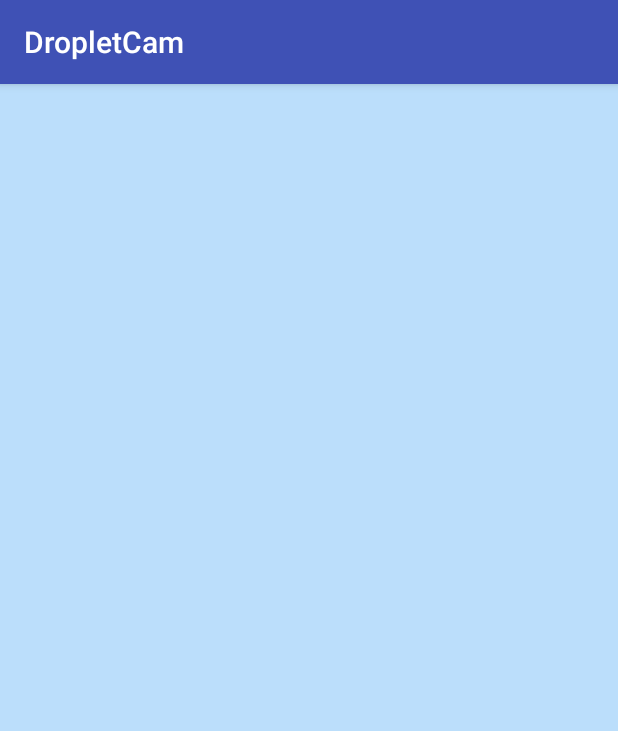
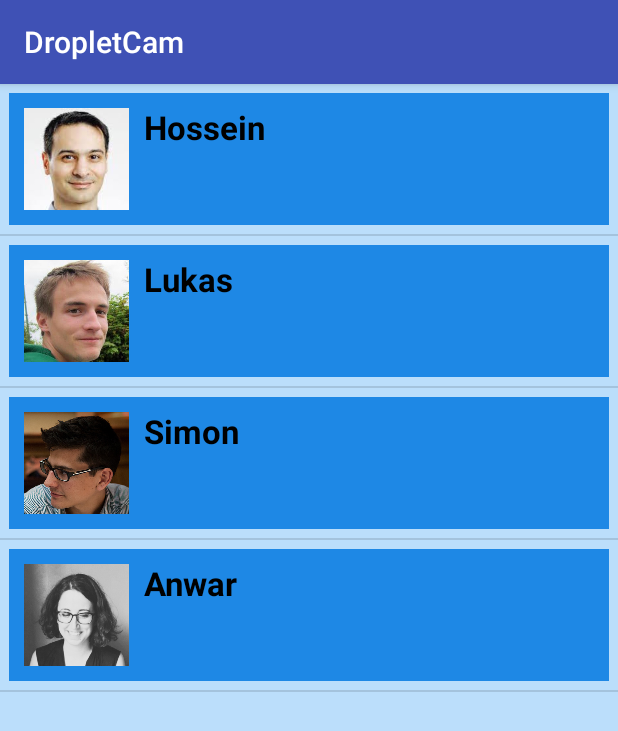
Before and after one commit to dropletchain/droplet-engine, an Android app: the screen it shows after launch (CamsActivity before the commit, DemoSelectActivity after it), on a phone screen of 412 x 824 dp. Shown: the top 731 px of the screen. Run offline under Robolectric (Android 15) with nearby library versions, the phone set to English and light mode, and no system bars; libraries missing offline, so code that uses them is left out: org.bitcoinj.core, org.bitcoinj.params, org.bitcoinj.store; 1 statement that could not run was skipped.

Commit message:
web cam app demo user login

```diff
--- a/talosblockchainj/DropletCam/app/src/main/AndroidManifest.xml
+++ b/talosblockchainj/DropletCam/app/src/main/AndroidManifest.xml
@@ -15,16 +15,20 @@
             android:name=".WebCam"
             android:screenOrientation="portrait" />
         <activity
-            android:name=".LoadingBlockchainActivity"
-            android:screenOrientation="portrait" />
-        <activity android:name=".CamsActivity"
-            android:screenOrientation="portrait">
+            android:name=".DemoSelectActivity"
+            android:screenOrientation="portrait" >
             <intent-filter>
                 <action android:name="android.intent.action.MAIN" />
 
                 <category android:name="android.intent.category.LAUNCHER" />
             </intent-filter>
         </activity>
+        <activity
+            android:name=".LoadingBlockchainActivity"
+            android:screenOrientation="portrait" />
+        <activity
+            android:name=".CamsActivity"
+            android:screenOrientation="portrait" />
     </application>
 
 </manifest>
--- a/talosblockchainj/DropletCam/app/src/main/java/ch/ethz/dropletcam/CamsActivity.java
+++ b/talosblockchainj/DropletCam/app/src/main/java/ch/ethz/dropletcam/CamsActivity.java
@@ -42,10 +42,9 @@ public class CamsActivity extends AppCompatActivity {
     protected void onCreate(Bundle savedInstanceState) {
         super.onCreate(savedInstanceState);
         setContentView(R.layout.activity_cams);
-
-        DemoDataLoader loader = new DemoDataLoader(this);
-        List<DemoUser> users = loader.loadDemoUsers();
-        user = users.get(0);
+        Intent creator = getIntent();
+        String userData = creator.getExtras().getString(ActivitiesUtil.DEMO_USER_KEY);
+        user = DemoUser.fromString(userData);
 
         camList = (ListView) findViewById(R.id.camsList);
 
--- /dev/null
+++ b/talosblockchainj/DropletCam/app/src/main/java/ch/ethz/dropletcam/DemoSelectActivity.java
@@ -0,0 +1,94 @@
+package ch.ethz.dropletcam;
+
+import android.content.Context;
+import android.content.Intent;
+import android.graphics.Color;
+import android.os.Bundle;
+import android.support.v7.app.AppCompatActivity;
+import android.view.LayoutInflater;
+import android.view.View;
+import android.view.ViewGroup;
+import android.widget.AdapterView;
+import android.widget.ArrayAdapter;
+import android.widget.ImageView;
+import android.widget.LinearLayout;
+import android.widget.ListView;
+import android.widget.RelativeLayout;
+import android.widget.TextView;
+
+import java.util.ArrayList;
+
+import ch.ethz.dropletcam.util.DemoDataLoader;
+import ch.ethz.dropletcam.util.DemoUser;
+
+
+public class DemoSelectActivity extends AppCompatActivity {
+
+    ListView demoView;
+    ArrayList<DemoUser> users = new ArrayList<>();
+
+    @Override
+    protected void onCreate(Bundle savedInstanceState) {
+        super.onCreate(savedInstanceState);
+        setContentView(R.layout.activity_demo_select);
+        demoView = (ListView) findViewById(R.id.userSelectView);
+        demoView.setOnItemClickListener(new AdapterView.OnItemClickListener() {
+            @Override
+            public void onItemClick(AdapterView<?> parent, View view,
+                                    int position, long id) {
+                if (!users.isEmpty()) {
+                    Intent intent = new Intent(getApplicationContext(), CamsActivity.class);
+                    intent.putExtra(ActivitiesUtil.DEMO_USER_KEY, users.get(position).toString());
+                    startActivity(intent);
+                }
+
+            }
+        });
+        DemoDataLoader loader = new DemoDataLoader(this.getApplicationContext());
+        users = loader.loadDemoUsers();
+        demoView.setAdapter(new DemoUserListAdapter(this, users, loader));
+
+    }
+
+
+    public static class DemoUserListAdapter extends ArrayAdapter<DemoUser> {
+
+        private ArrayList<DemoUser> items;
+        private DemoDataLoader loader;
+
+        public DemoUserListAdapter(Context context, ArrayList<DemoUser> items, DemoDataLoader loader) {
+            super(context, R.layout.list_demo_users_layout, items);
+            this.items = items;
+            this.loader = loader;
+        }
+
+        @Override
+        public View getView(int position, View convertView, ViewGroup parent) {
+            DemoUser item = items.get(position);
+            if (convertView == null) {
+                convertView = LayoutInflater.from(getContext()).inflate(R.layout.list_demo_users_layout, parent, false);
+            }
+            TextView demoUserNameView = (TextView) convertView.findViewById(R.id.demoUserName);
+            TextView demoUseAddressView = (TextView) convertView.findViewById(R.id.demoUserAddress);
+
+            int imgId = this.loader.getImgResourceForUser(item);
+            imgId = imgId == 0 ? R.mipmap.ic_launcher : imgId;
+            ImageView imgView = (ImageView) convertView.findViewById(R.id.personimage);
+            RelativeLayout layout = (RelativeLayout) convertView.findViewById(R.id.demoUserrelLayoutList);
+            LinearLayout linearLayout = (LinearLayout) convertView.findViewById(R.id.demoUserlinlay);
+
+            layout.setBackgroundColor(getContext().getResources().getColor(R.color.lightBG));
+            linearLayout.setBackgroundColor(getContext().getResources().getColor(R.color.heavierBG));
+
+
+            demoUserNameView.setText(item.getName());
+            demoUseAddressView.setText(loader.getAddressForUser(item));
+            demoUseAddressView.setTextColor(Color.BLACK);
+            demoUserNameView.setTextColor(Color.BLACK);
+            imgView.setBackgroundResource(imgId);
+
+            return convertView;
+        }
+    }
+
+}
--- /dev/null
+++ b/talosblockchainj/DropletCam/app/src/main/res/layout/activity_demo_select.xml
@@ -0,0 +1,23 @@
+<?xml version="1.0" encoding="utf-8"?>
+<RelativeLayout xmlns:android="http://schemas.android.com/apk/res/android"
+    xmlns:tools="http://schemas.android.com/tools"
+    android:layout_width="match_parent"
+    android:layout_height="match_parent"
+    tools:context="ch.ethz.dropletcam.DemoSelectActivity"
+    android:background="@color/lightBG">
+
+    <LinearLayout
+        android:orientation="vertical"
+        android:layout_width="match_parent"
+        android:layout_height="match_parent">
+
+        <ListView
+            android:layout_width="wrap_content"
+            android:layout_height="match_parent"
+            android:id="@+id/userSelectView"
+            android:layout_alignParentTop="true"
+            android:layout_alignParentStart="true"
+            android:layout_weight="1"
+            android:layout_marginBottom="5dp" />
+    </LinearLayout>
+</RelativeLayout>
--- /dev/null
+++ b/talosblockchainj/DropletCam/app/src/main/res/layout/list_demo_users_layout.xml
@@ -0,0 +1,51 @@
+<?xml version="1.0" encoding="utf-8"?>
+<RelativeLayout xmlns:android="http://schemas.android.com/apk/res/android"
+    xmlns:app="http://schemas.android.com/apk/res-auto"
+    android:layout_width="fill_parent"
+    android:layout_height="100dp"
+    android:padding="6dip"
+    android:background="@color/lightBG"
+    android:id="@+id/demoUserrelLayoutList">
+
+    <LinearLayout
+        android:orientation="horizontal"
+        android:layout_width="match_parent"
+        android:layout_height="match_parent"
+        android:background="@color/heavierBG"
+        android:id="@+id/demoUserlinlay">
+
+        <ImageView
+            android:id="@+id/personimage"
+            android:layout_width="70dp"
+            android:layout_height="match_parent"
+            android:layout_margin="10dp"
+            android:adjustViewBounds="true"
+            android:padding="10dp" />
+
+        <LinearLayout
+            android:orientation="vertical"
+            android:layout_width="match_parent"
+            android:layout_height="match_parent">
+
+            <TextView
+                android:id="@+id/demoUserName"
+                android:layout_width="wrap_content"
+                android:layout_height="wrap_content"
+                android:paddingTop="8dp"
+                android:text="Hossein"
+                android:textAppearance="?android:attr/textAppearanceLarge"
+                android:textStyle="bold" />
+
+            <TextView
+                android:id="@+id/demoUserAddress"
+                android:layout_width="wrap_content"
+                android:layout_height="wrap_content"
+                android:text="1P82rBjJMDFSay2RqKx1bydDRVh5QnGkkZ"
+                android:textAppearance="?android:attr/textAppearanceLarge"
+                android:textSize="12sp"
+                android:textStyle="italic" />
+
+        </LinearLayout>
+
+    </LinearLayout>
+</RelativeLayout>
```
Also changed, not shown: talosblockchainj/DropletCam/app/src/main/res/drawable/anwar.png (added), talosblockchainj/DropletCam/app/src/main/res/drawable/hossein.jpg (added), talosblockchainj/DropletCam/app/src/main/res/drawable/lukas.jpg (added), talosblockchainj/DropletCam/app/src/main/res/drawable/simon.jpg (added).
